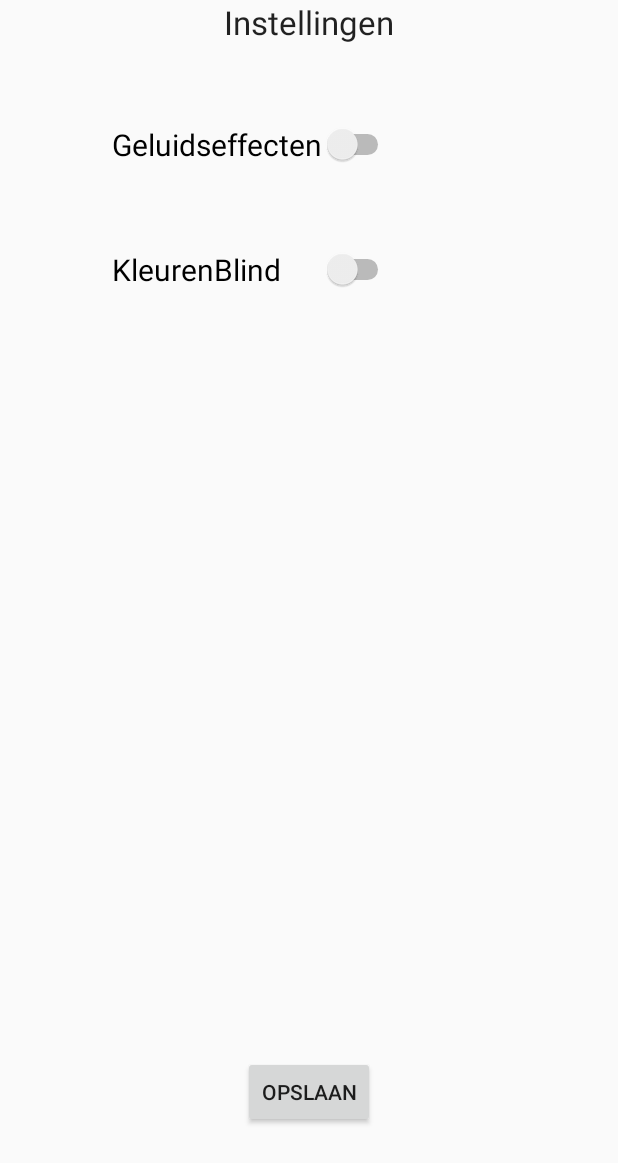
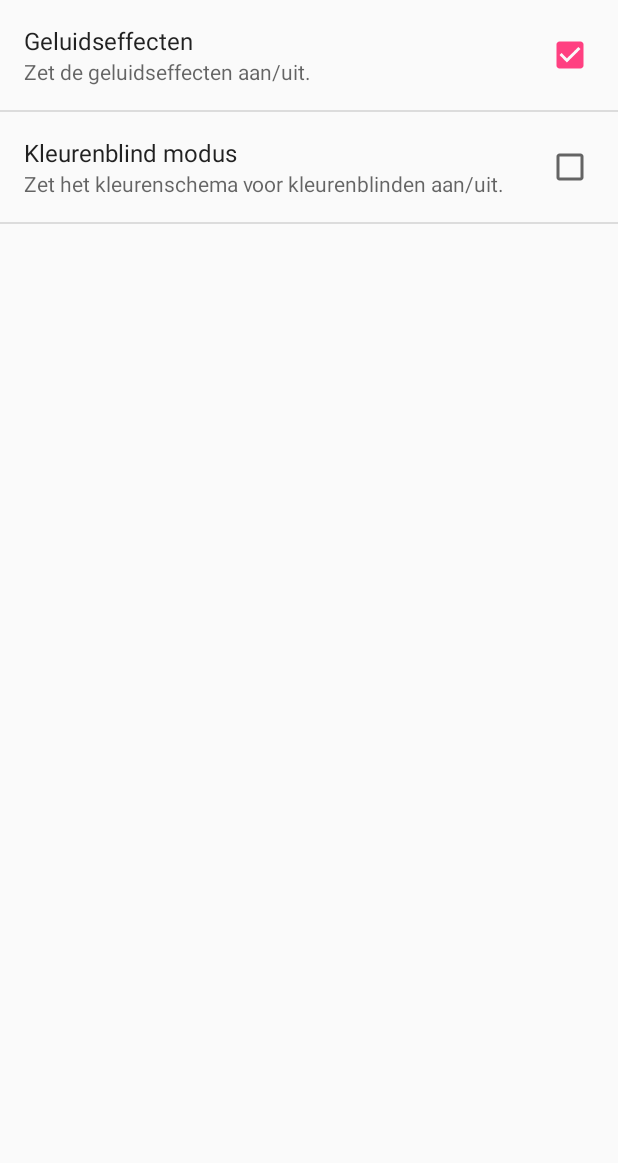
Before and after one commit to Agarwaemben/UUIntroProject, an Android app: the SettingsActivity screen opened directly, with no data from a screen before it, on a phone screen of 412 x 824 dp. Shown: the top 1163 px of the screen. Run offline under Robolectric (Android 15) with nearby library versions, the phone set to English and light mode, and no system bars.

Commit message:
SharedPref's basics.

```diff
--- a/Topo/app/src/main/java/com/topoteam/topo/SettingsActivity.java
+++ b/Topo/app/src/main/java/com/topoteam/topo/SettingsActivity.java
@@ -3,12 +3,14 @@ package com.topoteam.topo;
 import android.app.Activity;
 import android.content.Intent;
 import android.os.Bundle;
+import android.preference.PreferenceActivity;
 import android.view.View;
 
-public class SettingsActivity extends Activity {
+public class SettingsActivity extends PreferenceActivity {
+    @SuppressWarnings("deprecation")
     @Override
     protected void onCreate(Bundle savedInstanceState) {
         super.onCreate(savedInstanceState);
-        setContentView(R.layout.settings_layout);
+        addPreferencesFromResource(R.xml.preferences);
     }
 }
--- a/Topo/app/src/main/res/layout/settings_layout.xml
+++ b/Topo/app/src/main/res/layout/settings_layout.xml
@@ -6,49 +6,4 @@
 
     >
 
-    <TextView
-        android:layout_width="wrap_content"
-        android:layout_height="wrap_content"
-        android:textAppearance="?android:attr/textAppearanceLarge"
-        android:text="Instellingen"
-        android:id="@+id/textView"
-        android:layout_alignParentTop="true"
-        android:layout_centerHorizontal="true" />
-
-    <Switch
-        android:layout_width="wrap_content"
-        android:layout_height="wrap_content"
-        android:text="Geluidseffecten"
-        android:id="@+id/switch1"
-        android:textSize="20dp"
-        android:scrollbarSize="20dp"
-        android:layout_below="@+id/textView"
-        android:layout_alignRight="@+id/textView"
-        android:layout_alignEnd="@+id/textView"
-        android:layout_marginTop="53dp" />
-
-    <Switch
-        android:layout_width="wrap_content"
-        android:layout_height="wrap_content"
-        android:text="KleurenBlind"
-        android:id="@+id/switch2"
-        android:checked="false"
-        android:textSize="20dp"
-        android:scrollbarSize="20dp"
-        android:layout_below="@+id/switch1"
-        android:layout_alignLeft="@+id/switch1"
-        android:layout_alignStart="@+id/switch1"
-        android:layout_marginTop="56dp"
-        android:layout_alignRight="@+id/switch1"
-        android:layout_alignEnd="@+id/switch1" />
-
-    <Button
-        android:layout_width="wrap_content"
-        android:layout_height="wrap_content"
-        android:text="Opslaan"
-        android:id="@+id/button"
-        android:layout_alignParentBottom="true"
-        android:layout_centerHorizontal="true"
-        android:layout_marginBottom="72dp" />
-
 </RelativeLayout>
--- a/Topo/app/src/main/res/values/strings.xml
+++ b/Topo/app/src/main/res/values/strings.xml
@@ -3,4 +3,8 @@
     <string name="action_settings">Settings</string>
     <string name="nederland.xml">Nederland</string>
     <string name="InfoText">Het spel PocketTopo zal jou helpen met het leren van topografie door middel van aanwijsvragen, multiplechoicevragen of openvragen. Aanwijsvragen worden beantwoordt door middel van de juiste plekken aan te wijzen , multiplechoice vragen door de juiste meerkeuze antwoord te nemen en openvragen door middel van het juiste antwoord te typen. voor meer informatie kunt u de website bezoeken.</string>
+    <string name="pref_sum_soundeffects">Zet de geluidseffecten aan/uit.</string>
+    <string name="pref_title_soundeffects">Geluidseffecten</string>
+    <string name="pref_sum_colorblind">Zet het kleurenschema voor kleurenblinden aan/uit.</string>
+    <string name="pref_title_colorblind">Kleurenblind modus</string>
 </resources>
--- /dev/null
+++ b/Topo/app/src/main/res/xml/preferences.xml
@@ -0,0 +1,17 @@
+<PreferenceScreen xmlns:android="http://schemas.android.com/apk/res/android">
+
+    <CheckBoxPreference
+        android:key="pref_key_soundeffects"
+        android:summary="@string/pref_sum_soundeffects"
+        android:title="@string/pref_title_soundeffects"
+        android:defaultValue="true"
+        />
+
+    <CheckBoxPreference
+        android:key="pref_key_colorblind"
+        android:summary="@string/pref_sum_colorblind"
+        android:title="@string/pref_title_colorblind"
+        android:defaultValue="false"
+        />
+
+</PreferenceScreen>
```
